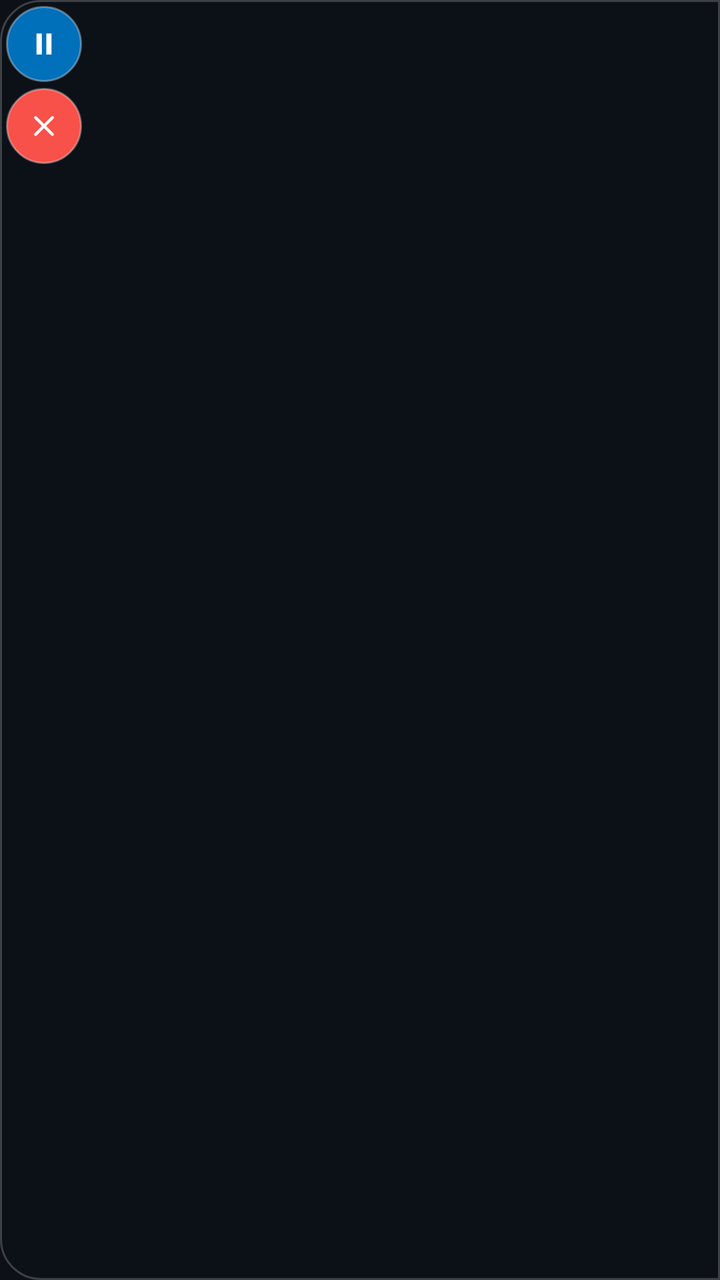
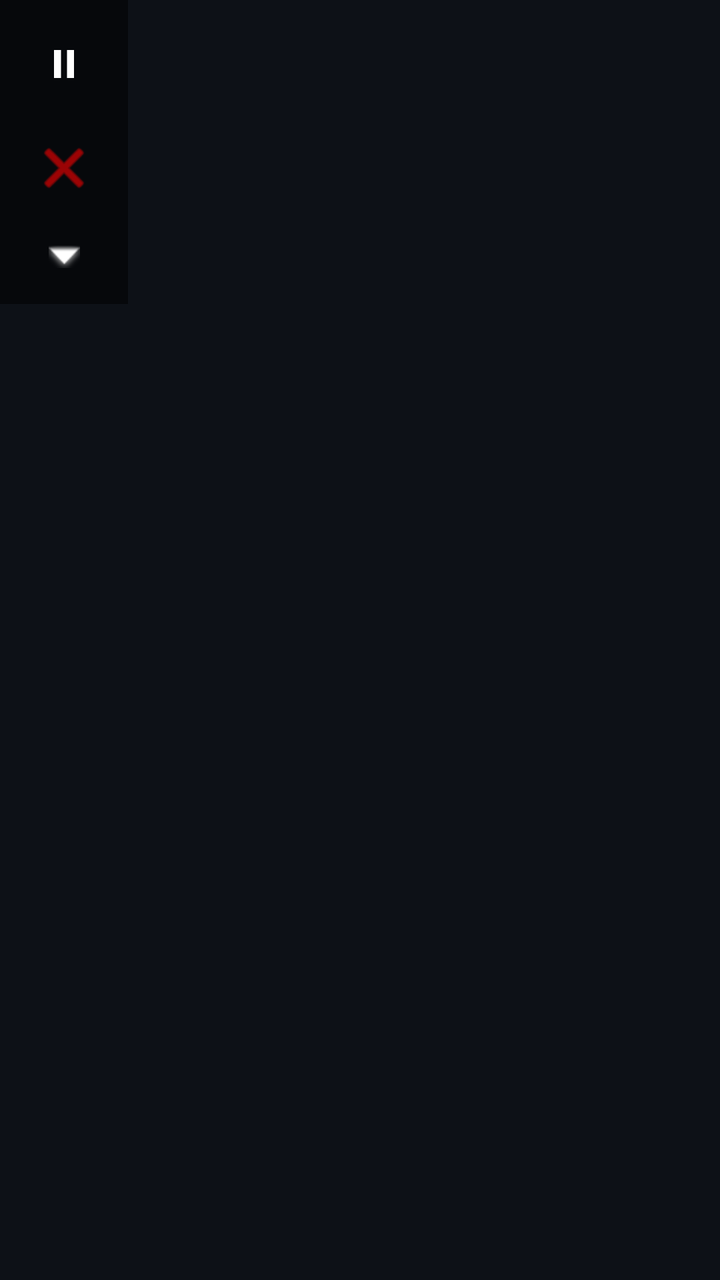

Screens rendered from an Android XML layout before and after an edit, with the pre-edit source and the edit as a unified diff.
<!-- AndroidManifest.xml: application theme Theme.RealEarnPayPal -->
<!-- res/layout/overlay_controls.xml -->
<?xml version="1.0" encoding="utf-8"?>
<LinearLayout xmlns:android="http://schemas.android.com/apk/res/android"
    android:layout_width="wrap_content"
    android:layout_height="wrap_content"
    android:orientation="vertical"
    android:background="@drawable/bg_overlay_panel"
    android:padding="3dp">

    <ImageView
        android:id="@+id/btnToggle"
        android:layout_width="38dp"
        android:layout_height="38dp"
        android:background="@drawable/bg_round_blue"
        android:padding="10dp"
        android:scaleType="fitCenter"
        android:src="@drawable/ic_pause"
        android:contentDescription="Pause" />

    <ImageView
        android:id="@+id/btnClose"
        android:layout_width="38dp"
        android:layout_height="38dp"
        android:layout_marginTop="3dp"
        android:background="@drawable/bg_round_red"
        android:padding="10dp"
        android:scaleType="fitCenter"
        android:src="@drawable/ic_close"
        android:contentDescription="Stop and close" />

</LinearLayout>
<!-- resources referenced by this layout -->
<resources>
  <!-- drawable bg_overlay_panel (drawable) -->
  <?xml version="1.0" encoding="utf-8"?>
  <shape xmlns:android="http://schemas.android.com/apk/res/android"
      android:shape="rectangle">
      <solid android:color="#AA0D1117" />
      <corners
          android:topLeftRadius="20dp"
          android:topRightRadius="0dp"
          android:bottomLeftRadius="20dp"
          android:bottomRightRadius="0dp" />
      <stroke android:width="1dp" android:color="#33FFFFFF" />
  </shape>
  <!-- drawable bg_round_blue (drawable) -->
  <?xml version="1.0" encoding="utf-8"?>
  <shape xmlns:android="http://schemas.android.com/apk/res/android"
      android:shape="oval">
      <solid android:color="#FF0070BA" />
      <stroke android:width="1dp" android:color="#55FFFFFF" />
  </shape>
  <!-- drawable bg_round_red (drawable) -->
  <?xml version="1.0" encoding="utf-8"?>
  <shape xmlns:android="http://schemas.android.com/apk/res/android"
      android:shape="oval">
      <solid android:color="#FFF85149" />
      <stroke android:width="1dp" android:color="#55FFFFFF" />
  </shape>
  <!-- drawable ic_close (drawable) -->
  <?xml version="1.0" encoding="utf-8"?>
  <vector xmlns:android="http://schemas.android.com/apk/res/android"
      android:width="24dp"
      android:height="24dp"
      android:viewportWidth="24"
      android:viewportHeight="24">
      <path
          android:fillColor="#FFFFFF"
          android:pathData="M18.3,7.1c0.4,-0.4 0.4,-1 0,-1.4c-0.4,-0.4 -1,-0.4 -1.4,0L12,10.6l-4.9,-4.9c-0.4,-0.4 -1,-0.4 -1.4,0c-0.4,0.4 -0.4,1 0,1.4L10.6,12l-4.9,4.9c-0.4,0.4 -0.4,1 0,1.4c0.4,0.4 1,0.4 1.4,0L12,13.4l4.9,4.9c0.4,0.4 1,0.4 1.4,0c0.4,-0.4 0.4,-1 0,-1.4L13.4,12z" />
  </vector>
  <!-- drawable ic_pause (drawable) -->
  <?xml version="1.0" encoding="utf-8"?>
  <vector xmlns:android="http://schemas.android.com/apk/res/android"
      android:width="24dp"
      android:height="24dp"
      android:viewportWidth="24"
      android:viewportHeight="24">
      <path
          android:fillColor="#FFFFFF"
          android:pathData="M7,5h3.5v14H7z M13.5,5H17v14h-3.5z" />
  </vector>
  <style name="Theme.RealEarnPayPal" parent="Theme.MaterialComponents.NoActionBar">
          <item name="colorPrimary">@color/paypal_blue</item>
          <item name="colorPrimaryVariant">@color/paypal_blue_dark</item>
          <item name="colorOnPrimary">@color/white</item>
          <item name="colorSecondary">@color/paypal_blue</item>
          <item name="colorOnSecondary">@color/white</item>
          <item name="android:statusBarColor">@color/bg_dark</item>
          <item name="android:navigationBarColor">@color/bg_dark</item>
          <item name="android:windowBackground">@color/bg_dark</item>
          <item name="android:textColorPrimary">@color/text_light</item>
          <item name="android:textColorSecondary">@color/text_dim</item>
      </style>
  <color name="paypal_blue">#FF0070BA</color>
  <color name="paypal_blue_dark">#FF005C99</color>
  <color name="white">#FFFFFFFF</color>
  <color name="bg_dark">#FF0D1117</color>
  <color name="text_light">#FFE6EDF3</color>
  <color name="text_dim">#FF8B949E</color>
</resources>

<!-- the commit's change to res/layout/overlay_controls.xml (unified diff, before → after) -->
@@ -1,30 +1,58 @@
 <?xml version="1.0" encoding="utf-8"?>
-<LinearLayout xmlns:android="http://schemas.android.com/apk/res/android"
+<FrameLayout xmlns:android="http://schemas.android.com/apk/res/android"
     android:layout_width="wrap_content"
-    android:layout_height="wrap_content"
-    android:orientation="vertical"
-    android:background="@drawable/bg_overlay_panel"
-    android:padding="3dp">
+    android:layout_height="wrap_content">
 
+    
+    <LinearLayout
+        android:id="@+id/llExpanded"
+        android:layout_width="wrap_content"
+        android:layout_height="wrap_content"
+        android:orientation="vertical"
+        android:gravity="end"
+        android:background="#80000000"
+        android:padding="8dp">
+
+        <ImageButton
+            android:id="@+id/btnToggle"
+            android:layout_width="48dp"
+            android:layout_height="48dp"
+            android:background="@android:color/transparent"
+            android:src="@drawable/ic_pause"
+            android:contentDescription="Pause/Resume"
+            android:tint="#FFFFFF"/>
+
+        <ImageButton
+            android:id="@+id/btnClose"
+            android:layout_width="48dp"
+            android:layout_height="48dp"
+            android:layout_marginTop="4dp"
+            android:background="@android:color/transparent"
+            android:src="@android:drawable/ic_menu_close_clear_cancel"
+            android:contentDescription="Stop"
+            android:tint="#FF0000"/>
+
+        
+        <ImageButton
+            android:id="@+id/btnMinimize"
+            android:layout_width="32dp"
+            android:layout_height="32dp"
+            android:layout_gravity="center_horizontal"
+            android:layout_marginTop="4dp"
+            android:background="@android:color/transparent"
+            android:src="@android:drawable/arrow_down_float"
+            android:tint="#FFFFFF"/>
+    </LinearLayout>
+
+    
     <ImageView
-        android:id="@+id/btnToggle"
-        android:layout_width="38dp"
-        android:layout_height="38dp"
-        android:background="@drawable/bg_round_blue"
-        android:padding="10dp"
-        android:scaleType="fitCenter"
-        android:src="@drawable/ic_pause"
-        android:contentDescription="Pause" />
+        android:id="@+id/ivMinimized"
+        android:layout_width="40dp"
+        android:layout_height="40dp"
+        android:visibility="gone"
+        android:src="@android:drawable/ic_menu_compass"
+        android:background="#80000000"
+        android:padding="8dp"
+        android:tint="#00FF00"/>
 
-    <ImageView
-        android:id="@+id/btnClose"
-        android:layout_width="38dp"
-        android:layout_height="38dp"
-        android:layout_marginTop="3dp"
-        android:background="@drawable/bg_round_red"
-        android:padding="10dp"
-        android:scaleType="fitCenter"
-        android:src="@drawable/ic_close"
-        android:contentDescription="Stop and close" />
-
-</LinearLayout>
+</FrameLayout>
<!-- resource entries referenced after the edit -->
@@ -1,42 +1,5 @@
 <!-- resources referenced by this layout -->
 <resources>
-  <!-- drawable bg_overlay_panel (drawable) -->
-  <?xml version="1.0" encoding="utf-8"?>
-  <shape xmlns:android="http://schemas.android.com/apk/res/android"
-      android:shape="rectangle">
-      <solid android:color="#AA0D1117" />
-      <corners
-          android:topLeftRadius="20dp"
-          android:topRightRadius="0dp"
-          android:bottomLeftRadius="20dp"
-          android:bottomRightRadius="0dp" />
-      <stroke android:width="1dp" android:color="#33FFFFFF" />
-  </shape>
-  <!-- drawable bg_round_blue (drawable) -->
-  <?xml version="1.0" encoding="utf-8"?>
-  <shape xmlns:android="http://schemas.android.com/apk/res/android"
-      android:shape="oval">
-      <solid android:color="#FF0070BA" />
-      <stroke android:width="1dp" android:color="#55FFFFFF" />
-  </shape>
-  <!-- drawable bg_round_red (drawable) -->
-  <?xml version="1.0" encoding="utf-8"?>
-  <shape xmlns:android="http://schemas.android.com/apk/res/android"
-      android:shape="oval">
-      <solid android:color="#FFF85149" />
-      <stroke android:width="1dp" android:color="#55FFFFFF" />
-  </shape>
-  <!-- drawable ic_close (drawable) -->
-  <?xml version="1.0" encoding="utf-8"?>
-  <vector xmlns:android="http://schemas.android.com/apk/res/android"
-      android:width="24dp"
-      android:height="24dp"
-      android:viewportWidth="24"
-      android:viewportHeight="24">
-      <path
-          android:fillColor="#FFFFFF"
-          android:pathData="M18.3,7.1c0.4,-0.4 0.4,-1 0,-1.4c-0.4,-0.4 -1,-0.4 -1.4,0L12,10.6l-4.9,-4.9c-0.4,-0.4 -1,-0.4 -1.4,0c-0.4,0.4 -0.4,1 0,1.4L10.6,12l-4.9,4.9c-0.4,0.4 -0.4,1 0,1.4c0.4,0.4 1,0.4 1.4,0L12,13.4l4.9,4.9c0.4,0.4 1,0.4 1.4,0c0.4,-0.4 0.4,-1 0,-1.4L13.4,12z" />
-  </vector>
   <!-- drawable ic_pause (drawable) -->
   <?xml version="1.0" encoding="utf-8"?>
   <vector xmlns:android="http://schemas.android.com/apk/res/android"
